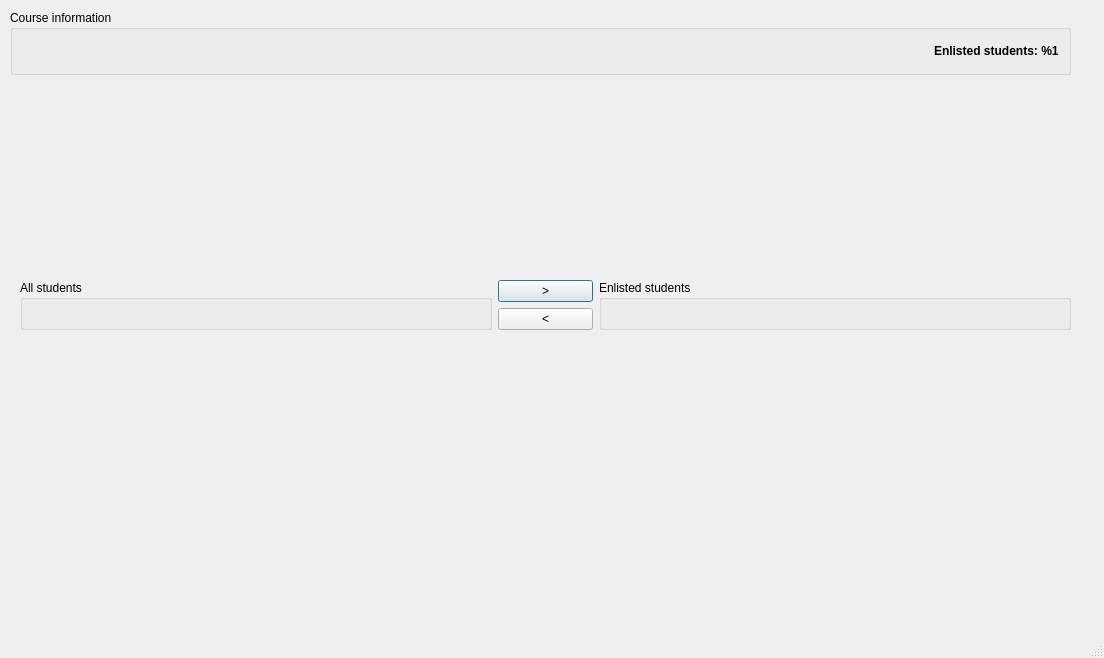
toptan/paso, file admin/coursedetailsdialog.ui: the form before one commit.
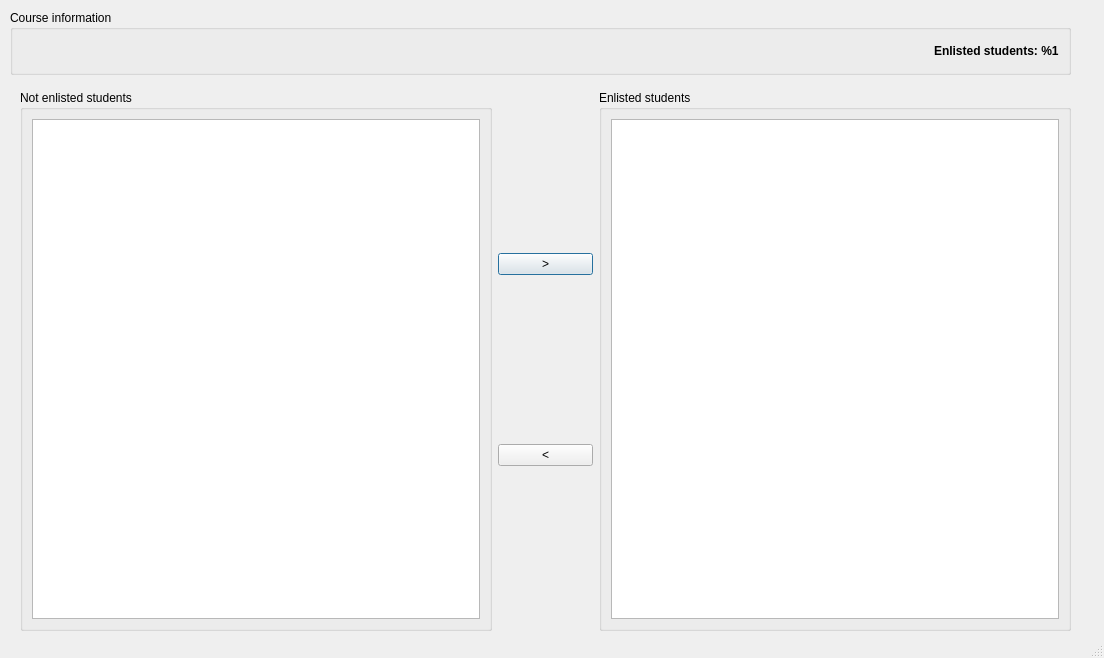
The form after the commit.

Commit message: Finished work on entity table model

```diff
--- a/admin/coursedetailsdialog.ui
+++ b/admin/coursedetailsdialog.ui
@@ -79,15 +79,33 @@
      <x>20</x>
      <y>90</y>
      <width>1051</width>
-     <height>431</height>
+     <height>541</height>
     </rect>
    </property>
    <layout class="QGridLayout" name="gridLayout_2" columnstretch="5,1,5">
     <item row="0" column="0">
      <widget class="QGroupBox" name="groupBox_2">
       <property name="title">
-       <string>All students</string>
+       <string>Not enlisted students</string>
       </property>
+      <layout class="QVBoxLayout" name="verticalLayout_2">
+       <item>
+        <widget class="QTableView" name="notEnlistedTableView">
+         <property name="alternatingRowColors">
+          <bool>true</bool>
+         </property>
+         <property name="selectionMode">
+          <enum>QAbstractItemView::SingleSelection</enum>
+         </property>
+         <property name="selectionBehavior">
+          <enum>QAbstractItemView::SelectRows</enum>
+         </property>
+         <property name="sortingEnabled">
+          <bool>true</bool>
+         </property>
+        </widget>
+       </item>
+      </layout>
      </widget>
     </item>
     <item row="0" column="1">
@@ -113,6 +131,24 @@
       <property name="title">
        <string>Enlisted students</string>
       </property>
+      <layout class="QVBoxLayout" name="verticalLayout_3">
+       <item>
+        <widget class="QTableView" name="enlistedTableView">
+         <property name="alternatingRowColors">
+          <bool>true</bool>
+         </property>
+         <property name="selectionMode">
+          <enum>QAbstractItemView::SingleSelection</enum>
+         </property>
+         <property name="selectionBehavior">
+          <enum>QAbstractItemView::SelectRows</enum>
+         </property>
+         <property name="sortingEnabled">
+          <bool>true</bool>
+         </property>
+        </widget>
+       </item>
+      </layout>
      </widget>
     </item>
    </layout>
```
The commit also changes 12 other files.
